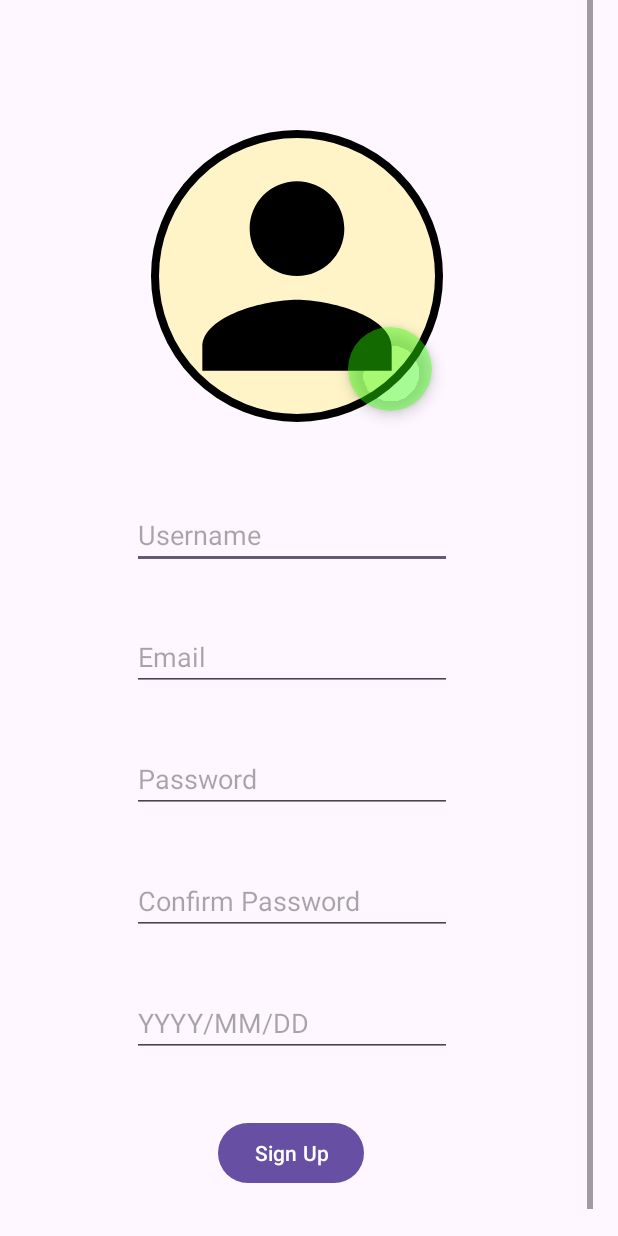
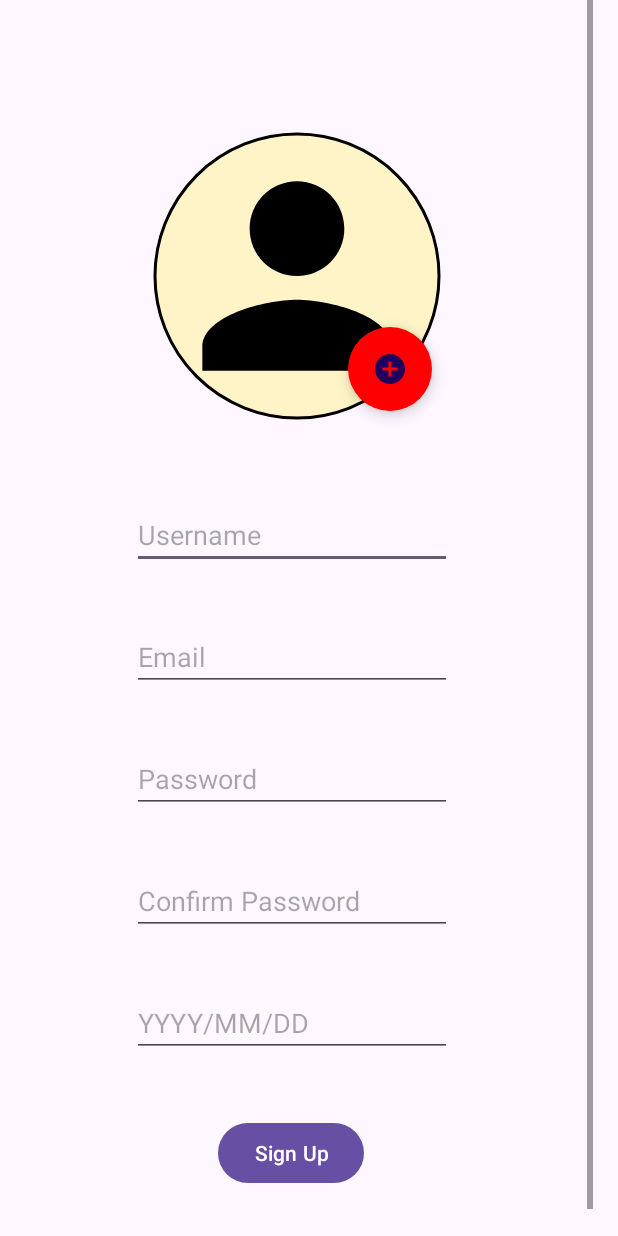
Before and after one commit to thecodemonster1/Wonder-Trip, an Android app: the SignInActivity screen opened directly, with no data from a screen before it, on a phone screen of 412 x 824 dp. Run offline under Robolectric (Android 15) with nearby library versions, the phone set to English and light mode, and no system bars; our stand-ins replace Firebase (no records; nobody signed in at launch, a user with empty details on screens opened directly); libraries missing offline, so code that uses them is left out: com.github.dhaval2404.imagepicker.

Commit message:
bug fixes

```diff
--- a/app/src/main/res/layout/activity_sign_in.xml
+++ b/app/src/main/res/layout/activity_sign_in.xml
@@ -123,7 +123,7 @@
             app:shapeAppearanceOverlay="@style/circular"
             app:srcCompat="@drawable/baseline_person_24"
             app:strokeColor="@color/black"
-            app:strokeWidth="5dp" />
+            app:strokeWidth="2dp" />
 
         <com.google.android.material.floatingactionbutton.FloatingActionButton
             android:id="@+id/btnImagePicker"
@@ -131,14 +131,12 @@
             android:layout_height="wrap_content"
             android:layout_marginEnd="10dp"
             android:layout_marginBottom="10dp"
-
-            android:backgroundTint="#6B2FFF00"
-            android:contentDescription="TODO"
-            android:tint="@color/black"
+            android:backgroundTint="#FF0000"
+            android:tint="#003AFF"
+            app:srcCompat="@drawable/baseline_add_circle_24"
             app:layout_constraintBottom_toBottomOf="@+id/imgView"
             app:layout_constraintEnd_toEndOf="@+id/imgView"
-            app:shapeAppearanceOverlay="@style/circular"
-            tools:ignore="ContentDescription" />
+            app:shapeAppearanceOverlay="@style/circular" />
     </androidx.constraintlayout.widget.ConstraintLayout>
 
 
--- a/app/src/main/res/values/strings.xml
+++ b/app/src/main/res/values/strings.xml
@@ -2,4 +2,5 @@
     <string name="app_name">Wonder-Trip-Project</string>
     <!-- TODO: Remove or change this placeholder text -->
     <string name="hello_blank_fragment">Hello blank fragment</string>
+    <string name="todo">TODO</string>
 </resources>
```
